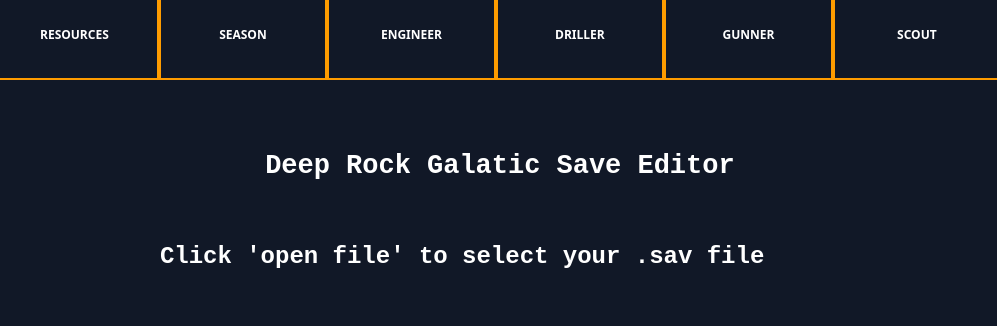
Old version of the form src/window.ui in the repository WayneYellow/Deep-Rock-Galactic-Save-Editor; both pictures show x 0 to 997 and y 0 to 326 of the 997 by 600 pixel window.
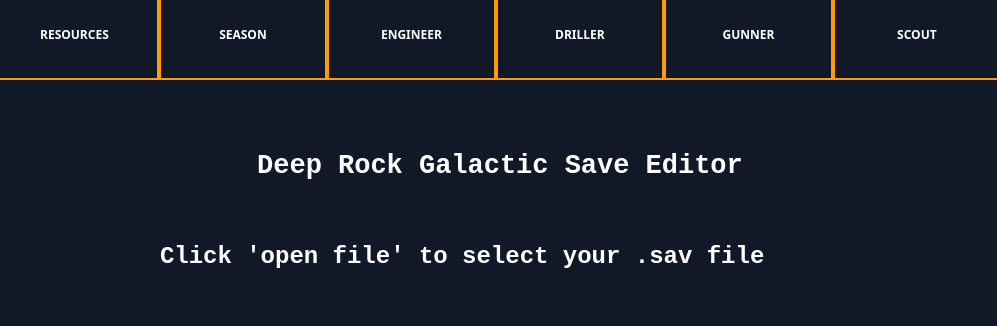
New version of the form. The open tabs and pages were chosen to show the change. Icons and pictures are not drawn.

Patch:
```diff
--- a/src/window.ui
+++ b/src/window.ui
@@ -334,7 +334,7 @@
        <string notr="true">color: rgb(255, 255, 255);</string>
       </property>
       <property name="text">
-       <string>Deep Rock Galatic Save Editor</string>
+       <string>Deep Rock Galactic Save Editor</string>
       </property>
       <property name="alignment">
        <set>Qt::AlignCenter</set>
```
Left out of the diff: 8 changed lines with no effect on the pictures.
